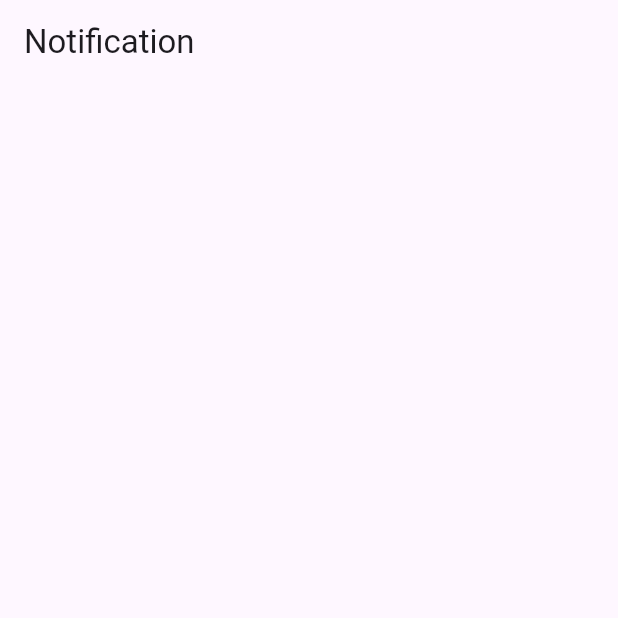
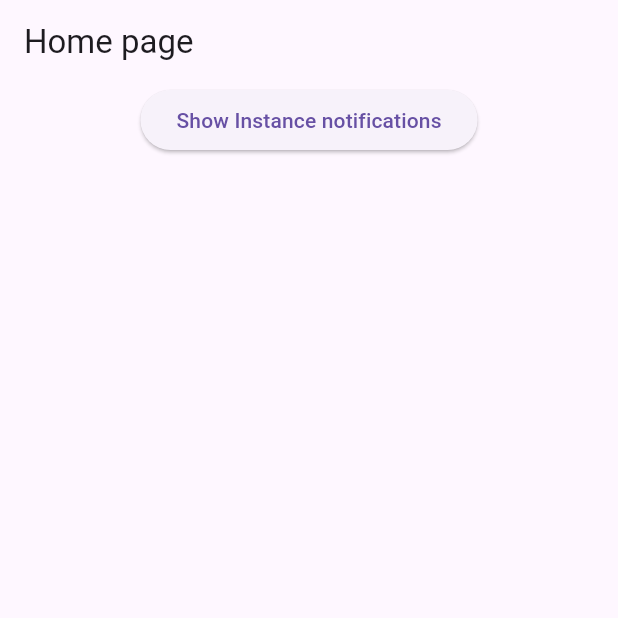
Before and after one commit to NimanthaSupun/notification, a Flutter app: the screen it shows after launch, on a phone screen of 412 x 824 dp, the top half of it. Run offline on Flutter 3.47's test engine with Material 3 defaults, Android fonts, the phone set to English and light mode, and no system bars; our stand-ins replace flutter_local_notifications.

Commit message:
initialized notifications

```diff
--- a/lib/main.dart
+++ b/lib/main.dart
@@ -1,21 +1,35 @@
 import 'package:flutter/material.dart';
+import 'package:notify/notifications/local_notifications.dart';
+import 'package:notify/screens/home_page.dart';
 
-void main() {
+final GlobalKey<NavigatorState> navigatorKey = GlobalKey<NavigatorState>();
+
+void main() async {
+  WidgetsFlutterBinding.ensureInitialized();
+  // initialize local notification service
+  await LocalNotificationsService.init();
+
   runApp(const MyApp());
 }
 
-class MyApp extends StatelessWidget {
+class MyApp extends StatefulWidget {
   const MyApp({super.key});
 
+  @override
+  State<MyApp> createState() => _MyAppState();
+}
+
+class _MyAppState extends State<MyApp> {
   @override
   Widget build(BuildContext context) {
     return MaterialApp(
       debugShowCheckedModeBanner: false,
-      home: Scaffold(
-        appBar: AppBar(
-          title: const Text("Notification"),
-        ),
-      ),
+      navigatorKey: navigatorKey,
+      theme: ThemeData(brightness: Brightness.light),
+      title: 'Notification App',
+      routes: {
+        '/': (context) => const HomePage(),
+      },
     );
   }
 }
--- /dev/null
+++ b/lib/notifications/local_notifications.dart
@@ -0,0 +1,73 @@
+import 'package:flutter_local_notifications/flutter_local_notifications.dart';
+
+class LocalNotificationsService {
+  static final FlutterLocalNotificationsPlugin
+      _flutterLocalNotificationsPlugin = FlutterLocalNotificationsPlugin();
+
+  static Future<void> onDidReceiveBackgroundNotificationResponse(
+      NotificationResponse notificationResponse) async {}
+
+  static Future<void> init() async {
+    // android
+    const AndroidInitializationSettings androidInitializationSettings =
+        AndroidInitializationSettings("@mipmap/ic_launcher");
+
+    // ios
+    const DarwinInitializationSettings iosInitializationSettings =
+        DarwinInitializationSettings();
+
+    // combine ios and android
+    const InitializationSettings initializationSettings =
+        InitializationSettings(
+      android: androidInitializationSettings,
+      iOS: iosInitializationSettings,
+    );
+
+    // initialize plugin
+    await _flutterLocalNotificationsPlugin.initialize(
+      initializationSettings,
+      onDidReceiveNotificationResponse:
+          onDidReceiveBackgroundNotificationResponse,
+      onDidReceiveBackgroundNotificationResponse:
+          onDidReceiveBackgroundNotificationResponse,
+    );
+
+    await _flutterLocalNotificationsPlugin
+        .resolvePlatformSpecificImplementation<
+            AndroidFlutterLocalNotificationsPlugin>()
+        ?.requestNotificationsPermission();
+  }
+
+  // show a notification (instance notication)
+  static Future<void> showInstanceNotification({
+    required String title,
+    required String body,
+  }) async {
+    // define details
+    const NotificationDetails platformChannelSpecification =
+        NotificationDetails(
+      // define android
+      android: AndroidNotificationDetails(
+        "channel_id",
+        "channel_name",
+        importance: Importance.max,
+        priority: Priority.high,
+      ),
+
+      // define ios
+      iOS: DarwinNotificationDetails(
+        presentAlert: true,
+        presentBadge: true,
+        presentSound: true,
+      ),
+    );
+
+    // show notification
+    await _flutterLocalNotificationsPlugin.show(
+      0,
+      title,
+      body,
+      platformChannelSpecification,
+    );
+  }
+}
--- /dev/null
+++ b/lib/screens/home_page.dart
@@ -0,0 +1,30 @@
+import 'package:flutter/material.dart';
+import 'package:notify/notifications/local_notifications.dart';
+
+class HomePage extends StatelessWidget {
+  const HomePage({super.key});
+
+  @override
+  Widget build(BuildContext context) {
+    return Scaffold(
+      appBar: AppBar(
+        title: const Text("Home page"),
+      ),
+      body: Center(
+        child: Column(
+          children: [
+            ElevatedButton(
+              onPressed: () {
+                LocalNotificationsService.showInstanceNotification(
+                  title: "Flutter by Nimantha",
+                  body: "creating notifications",
+                );
+              },
+              child: const Text("Show Instance notifications"),
+            ),
+          ],
+        ),
+      ),
+    );
+  }
+}
--- a/pubspec.yaml
+++ b/pubspec.yaml
@@ -35,6 +35,8 @@ dependencies:
   # The following adds the Cupertino Icons font to your application.
   # Use with the CupertinoIcons class for iOS style icons.
   cupertino_icons: ^1.0.8
+  flutter_local_notifications: ^18.0.1
+  timezone: ^0.10.0
 
 dev_dependencies:
   flutter_test:
```
Also changed, not shown: pubspec.lock, 3 other files.
